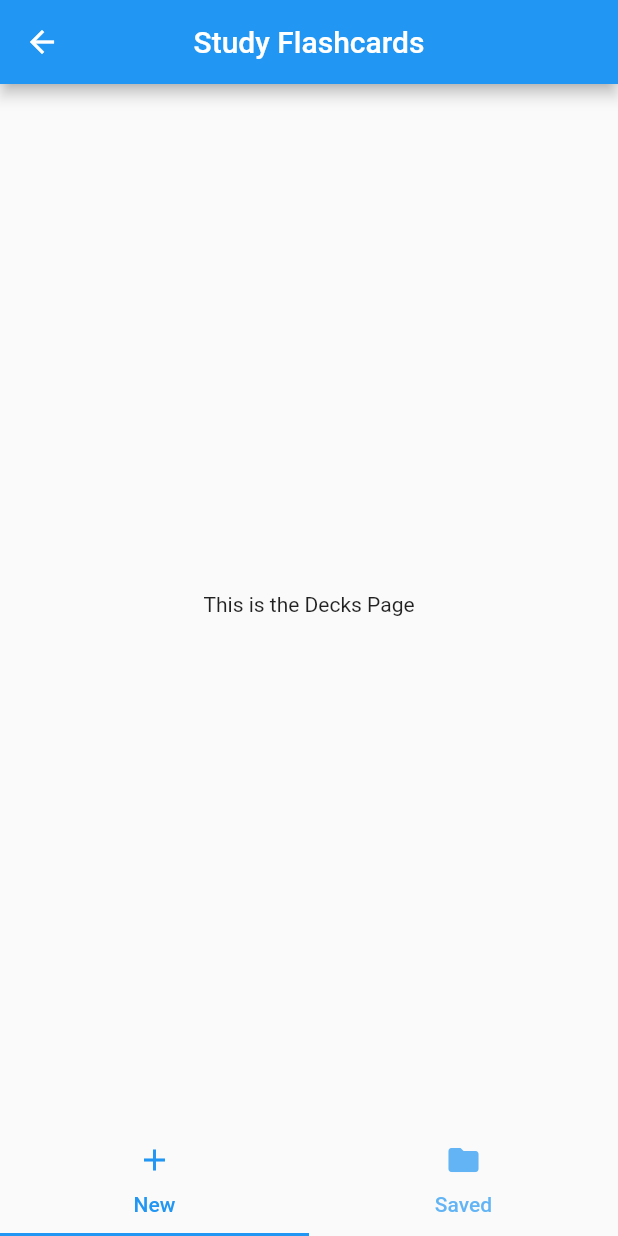
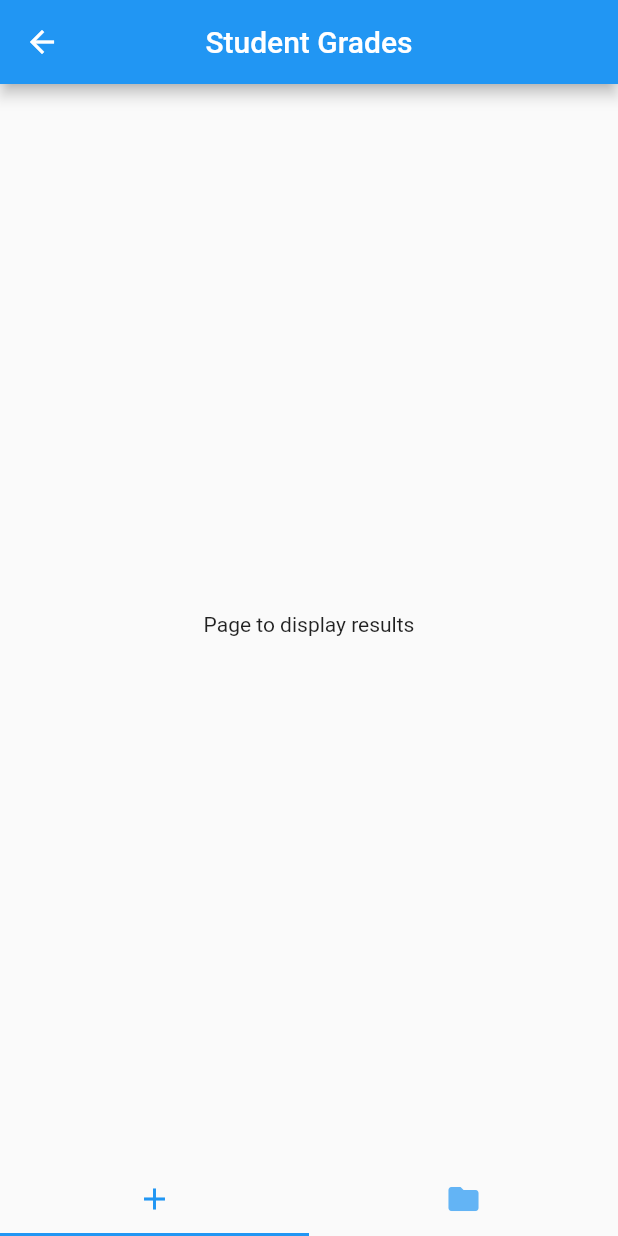
Before and after one commit to Mystery-Coder/Student-Progress-Tracker, a Flutter app: the screen it shows after launch, on a phone screen of 412 x 824 dp. Run offline on Flutter 3.47's test engine with Material 3 defaults, Android fonts, the light colour scheme and no system bars.

Commit message:
page update

```diff
--- a/student_progress_app/lib/routes/home.dart
+++ b/student_progress_app/lib/routes/home.dart
@@ -28,7 +28,7 @@ class _HomeState extends State<Home> with SingleTickerProviderStateMixin {
       child: Scaffold(
         appBar: AppBar(
           title: const Text(
-            "Study Flashcards",
+            "Student Grades",
             style: TextStyle(fontWeight: FontWeight.w500),
           ),
           backgroundColor: Colors.blue,
@@ -36,13 +36,13 @@ class _HomeState extends State<Home> with SingleTickerProviderStateMixin {
         ),
         body: TabBarView(
           controller: _tabController,
-          children: const [Center(child: Text("This is the Decks Page"))],
+          children: const [Center(child: Text("Page to display results"))],
         ),
         bottomNavigationBar: TabBar(
           controller: _tabController,
           tabs: const [
-            Tab(icon: Icon(Icons.add), text: "New"),
-            Tab(icon: Icon(Icons.folder), text: "Saved"),
+            Tab(icon: Icon(Icons.add)),
+            Tab(icon: Icon(Icons.folder)),
           ],
           labelColor: Colors.blue,
         ),
```
